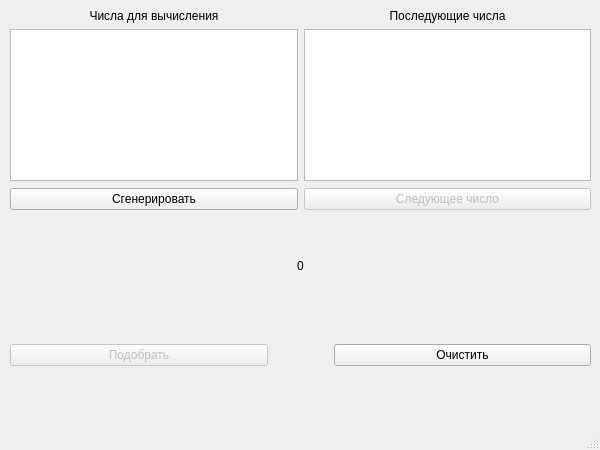
Old version of the form 2.3/Linear_congruential_generator/mainwindow.ui in the repository RomanK-ML/test_tasks.
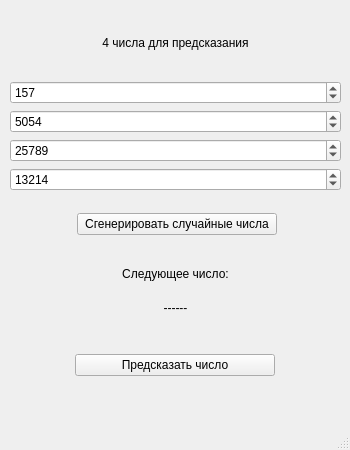
New version of the form.

```diff
--- a/2.3/Linear_congruential_generator/mainwindow.ui
+++ b/2.3/Linear_congruential_generator/mainwindow.ui
@@ -6,30 +6,44 @@
    <rect>
     <x>0</x>
     <y>0</y>
-    <width>600</width>
+    <width>350</width>
     <height>450</height>
    </rect>
   </property>
+  <property name="sizePolicy">
+   <sizepolicy hsizetype="Fixed" vsizetype="Fixed">
+    <horstretch>0</horstretch>
+    <verstretch>0</verstretch>
+   </sizepolicy>
+  </property>
+  <property name="maximumSize">
+   <size>
+    <width>350</width>
+    <height>550</height>
+   </size>
+  </property>
   <property name="windowTitle">
    <string>Алгоритм вычисления последующего числа по четырем предыдущим</string>
   </property>
   <widget class="QWidget" name="centralwidget">
-   <widget class="QWidget" name="horizontalLayoutWidget">
+   <widget class="QWidget" name="verticalLayoutWidget">
     <property name="geometry">
      <rect>
       <x>10</x>
-      <y>9</y>
-      <width>581</width>
-      <height>201</height>
+      <y>10</y>
+      <width>331</width>
+      <height>181</height>
      </rect>
     </property>
-    <layout class="QHBoxLayout" name="horizontalLayout">
-     <item>
       <layout class="QVBoxLayout" name="verticalLayout">
        <item>
-        <widget class="QLabel" name="generatedNumbersLabel">
+      <widget class="QLabel" name="numbersLabel">
+       <property name="styleSheet">
+        <string notr="true">font: 16pt &quot;Segoe UI&quot;;
+color: black;</string>
+       </property>
          <property name="text">
-          <string>Числа для вычисления</string>
+        <string>4 числа для предсказания</string>
          </property>
          <property name="alignment">
           <set>Qt::AlignCenter</set>
@@ -37,36 +51,61 @@
         </widget>
        </item>
        <item>
-        <widget class="QListWidget" name="generatedNumbersList"/>
+      <widget class="QSpinBox" name="oneNumberSpinBox">
+       <property name="maximum">
+        <number>65554</number>
+       </property>
+       <property name="value">
+        <number>157</number>
+       </property>
+      </widget>
        </item>
        <item>
-        <spacer name="verticalSpacer">
-         <property name="orientation">
-          <enum>Qt::Vertical</enum>
-         </property>
-         <property name="sizeHint" stdset="0">
-          <size>
-           <width>20</width>
-           <height>40</height>
-          </size>
-         </property>
-        </spacer>
+      <widget class="QSpinBox" name="twoNumberSpinBox">
+       <property name="maximum">
+        <number>65554</number>
+       </property>
+       <property name="value">
+        <number>5054</number>
+       </property>
+      </widget>
        </item>
        <item>
-        <widget class="QPushButton" name="generateButton">
-         <property name="text">
-          <string>Сгенерировать</string>
+      <widget class="QSpinBox" name="threeNumberSpinBox">
+       <property name="maximum">
+        <number>65554</number>
+       </property>
+       <property name="value">
+        <number>25789</number>
+       </property>
+      </widget>
+     </item>
+     <item>
+      <widget class="QSpinBox" name="fourNumberSpinBox">
+       <property name="maximum">
+        <number>65554</number>
+       </property>
+       <property name="value">
+        <number>13214</number>
          </property>
         </widget>
        </item>
       </layout>
-     </item>
-     <item>
+   </widget>
+   <widget class="QWidget" name="verticalLayoutWidget_2">
+    <property name="geometry">
+     <rect>
+      <x>10</x>
+      <y>259</y>
+      <width>331</width>
+      <height>63</height>
+     </rect>
+    </property>
       <layout class="QVBoxLayout" name="verticalLayout_2">
        <item>
         <widget class="QLabel" name="nextNumbersLabel">
          <property name="text">
-          <string>Последующие числа</string>
+        <string>Следующее число:</string>
          </property>
          <property name="alignment">
           <set>Qt::AlignCenter</set>
@@ -74,32 +113,55 @@
         </widget>
        </item>
        <item>
-        <widget class="QListWidget" name="nextList"/>
-       </item>
+      <widget class="QLabel" name="nextNumberValueLabel">
+       <property name="styleSheet">
+        <string notr="true">font: 22pt &quot;Segoe UI&quot;;
+color: black;</string>
+       </property>
+       <property name="text">
+        <string>------</string>
+       </property>
+       <property name="alignment">
+        <set>Qt::AlignCenter</set>
+       </property>
+      </widget>
+     </item>
+    </layout>
+   </widget>
+   <widget class="QWidget" name="horizontalLayoutWidget">
+    <property name="geometry">
+     <rect>
+      <x>12</x>
+      <y>199</y>
+      <width>331</width>
+      <height>51</height>
+     </rect>
+    </property>
+    <layout class="QHBoxLayout" name="horizontalLayout">
        <item>
-        <spacer name="verticalSpacer_2">
-         <property name="orientation">
-          <enum>Qt::Vertical</enum>
-         </property>
-         <property name="sizeHint" stdset="0">
+      <widget class="QPushButton" name="generatedNumbersButton">
+       <property name="sizePolicy">
+        <sizepolicy hsizetype="Expanding" vsizetype="Fixed">
+         <horstretch>0</horstretch>
+         <verstretch>0</verstretch>
+        </sizepolicy>
+       </property>
+       <property name="maximumSize">
           <size>
-           <width>20</width>
-           <height>40</height>
-          </size>
-         </property>
-        </spacer>
-       </item>
-       <item>
-        <widget class="QPushButton" name="nextButton">
-         <property name="enabled">
-          <bool>false</bool>
+         <width>200</width>
+         <height>16777215</height>
+        </size>
+       </property>
+       <property name="toolTipDuration">
+        <number>-5</number>
+       </property>
+       <property name="layoutDirection">
+        <enum>Qt::LeftToRight</enum>
          </property>
          <property name="text">
-          <string>Следующее число</string>
-         </property>
-        </widget>
-       </item>
-      </layout>
+        <string>Сгенерировать случайные числа</string>
+       </property>
+      </widget>
      </item>
     </layout>
    </widget>
@@ -107,75 +169,34 @@
     <property name="geometry">
      <rect>
       <x>10</x>
-      <y>230</y>
-      <width>581</width>
+      <y>330</y>
+      <width>331</width>
       <height>71</height>
      </rect>
     </property>
     <layout class="QHBoxLayout" name="horizontalLayout_2">
      <item>
-      <widget class="QLabel" name="visualLabel">
-       <property name="styleSheet">
-        <string notr="true">font: 22pt &quot;Segoe UI&quot;;
-color: rgb(0, 0, 0);
-</string>
+      <widget class="QPushButton" name="nextNumberButton">
+       <property name="sizePolicy">
+        <sizepolicy hsizetype="Expanding" vsizetype="Fixed">
+         <horstretch>0</horstretch>
+         <verstretch>0</verstretch>
+        </sizepolicy>
        </property>
-       <property name="lineWidth">
-        <number>1</number>
-       </property>
-       <property name="text">
-        <string>0</string>
-       </property>
-       <property name="scaledContents">
-        <bool>false</bool>
-       </property>
-       <property name="alignment">
-        <set>Qt::AlignCenter</set>
-       </property>
-      </widget>
-     </item>
-    </layout>
-   </widget>
-   <widget class="QWidget" name="horizontalLayoutWidget_3">
-    <property name="geometry">
-     <rect>
-      <x>10</x>
-      <y>310</y>
-      <width>581</width>
-      <height>91</height>
-     </rect>
-    </property>
-    <layout class="QHBoxLayout" name="horizontalLayout_3">
-     <item>
-      <widget class="QPushButton" name="searchButton">
-       <property name="enabled">
-        <bool>false</bool>
-       </property>
-       <property name="text">
-        <string>Подобрать</string>
-       </property>
-      </widget>
-     </item>
-     <item>
-      <spacer name="horizontalSpacer">
-       <property name="orientation">
-        <enum>Qt::Horizontal</enum>
-       </property>
-       <property name="sizeType">
-        <enum>QSizePolicy::Fixed</enum>
-       </property>
-       <property name="sizeHint" stdset="0">
+       <property name="maximumSize">
         <size>
-         <width>60</width>
-         <height>20</height>
+         <width>200</width>
+         <height>16777215</height>
         </size>
        </property>
-      </spacer>
-     </item>
-     <item>
-      <widget class="QPushButton" name="clearButton">
+       <property name="toolTipDuration">
+        <number>-5</number>
+       </property>
+       <property name="layoutDirection">
+        <enum>Qt::LeftToRight</enum>
+       </property>
        <property name="text">
-        <string>Очистить</string>
+        <string>Предсказать число</string>
        </property>
       </widget>
      </item>
```
Left out of the diff: 4 changed lines with no effect on the pictures. Lines whose indentation alone changed are shown as unchanged.
